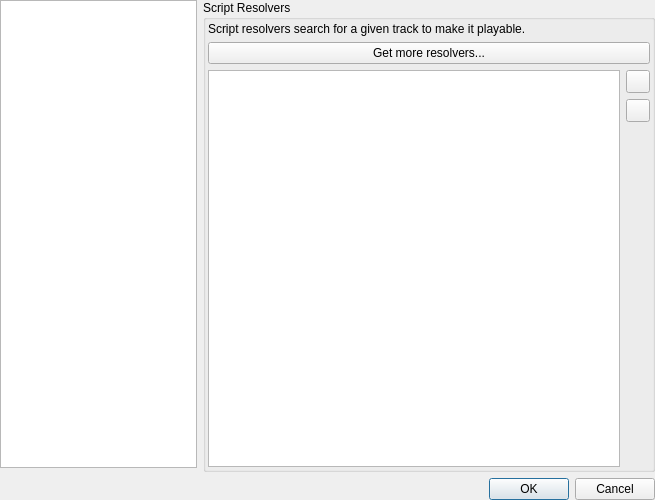
Old version of the form src/stackedsettingsdialog.ui in the repository tomahawk-player/tomahawk.
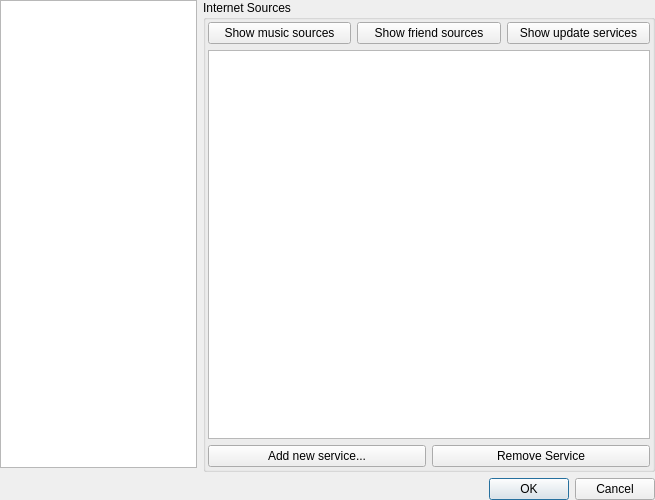
New version of the form. The open tabs and pages were chosen to show the change. Icons and pictures are not drawn. Custom widgets are drawn as their Qt base class.

Patch:
```diff
--- a/src/stackedsettingsdialog.ui
+++ b/src/stackedsettingsdialog.ui
@@ -365,107 +365,6 @@
          </item>
         </layout>
        </widget>
-       <widget class="QWidget" name="resolversPage">
-        <layout class="QVBoxLayout" name="verticalLayout_10">
-         <property name="margin">
-          <number>0</number>
-         </property>
-         <item>
-          <widget class="QGroupBox" name="groupBox_3">
-           <property name="title">
-            <string>Script Resolvers</string>
-           </property>
-           <layout class="QVBoxLayout" name="verticalLayout_9">
-            <property name="margin">
-             <number>2</number>
-            </property>
-            <item>
-             <widget class="QLabel" name="label">
-              <property name="text">
-               <string>Script resolvers search for a given track to make it playable.</string>
-              </property>
-             </widget>
-            </item>
-            <item>
-             <widget class="QPushButton" name="getMoreResolvers">
-              <property name="text">
-               <string>Get more resolvers...</string>
-              </property>
-             </widget>
-            </item>
-            <item>
-             <layout class="QHBoxLayout" name="horizontalLayout_4">
-              <item>
-               <widget class="QTreeView" name="scriptList">
-                <property name="alternatingRowColors">
-                 <bool>true</bool>
-                </property>
-                <property name="selectionMode">
-                 <enum>QAbstractItemView::SingleSelection</enum>
-                </property>
-                <property name="rootIsDecorated">
-                 <bool>false</bool>
-                </property>
-                <property name="uniformRowHeights">
-                 <bool>true</bool>
-                </property>
-                <property name="itemsExpandable">
-                 <bool>false</bool>
-                </property>
-                <property name="animated">
-                 <bool>true</bool>
-                </property>
-                <property name="headerHidden">
-                 <bool>true</bool>
-                </property>
-               </widget>
-              </item>
-              <item>
-               <layout class="QVBoxLayout" name="verticalLayout_8">
-                <item>
-                 <widget class="QToolButton" name="addScript">
-                  <property name="text">
-                   <string/>
-                  </property>
-                  <property name="icon">
-                   <iconset resource="../resources.qrc">
-                    <normaloff>:/data/images/list-add.png</normaloff>:/data/images/list-add.png</iconset>
-                  </property>
-                 </widget>
-                </item>
-                <item>
-                 <widget class="QToolButton" name="removeScript">
-                  <property name="text">
-                   <string/>
-                  </property>
-                  <property name="icon">
-                   <iconset resource="../resources.qrc">
-                    <normaloff>:/data/images/list-remove.png</normaloff>:/data/images/list-remove.png</iconset>
-                  </property>
-                 </widget>
-                </item>
-                <item>
-                 <spacer name="verticalSpacer_4">
-                  <property name="orientation">
-                   <enum>Qt::Vertical</enum>
-                  </property>
-                  <property name="sizeHint" stdset="0">
-                   <size>
-                    <width>20</width>
-                    <height>40</height>
-                   </size>
-                  </property>
-                 </spacer>
-                </item>
-               </layout>
-              </item>
-             </layout>
-            </item>
-           </layout>
-          </widget>
-         </item>
-        </layout>
-       </widget>
        <widget class="QWidget" name="advancedPage">
         <layout class="QVBoxLayout" name="verticalLayout_3">
          <property name="margin">
```
